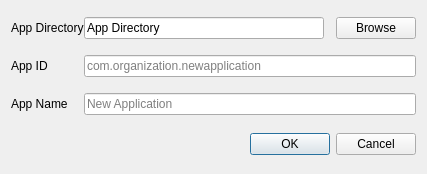
The window that tools/debug/UI/NewApplicationDialog.ui (TrickPlay/Trickplay) describes before a commit, drawn with Qt 5.
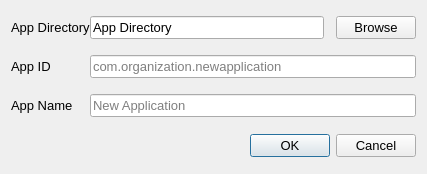
The same window after the commit.

Commit message: [debugger] added newFile newDirectory Search openApp command into the main menu, changed dialog box fonts

Diff of the .ui file:
```diff
--- a/tools/debug/UI/NewApplicationDialog.ui
+++ b/tools/debug/UI/NewApplicationDialog.ui
@@ -10,6 +10,11 @@
     <height>174</height>
    </rect>
   </property>
+  <property name="font">
+   <font>
+    <pointsize>10</pointsize>
+   </font>
+  </property>
   <property name="windowTitle">
    <string>New Application</string>
   </property>
```
The commit also changes 15 other files.
